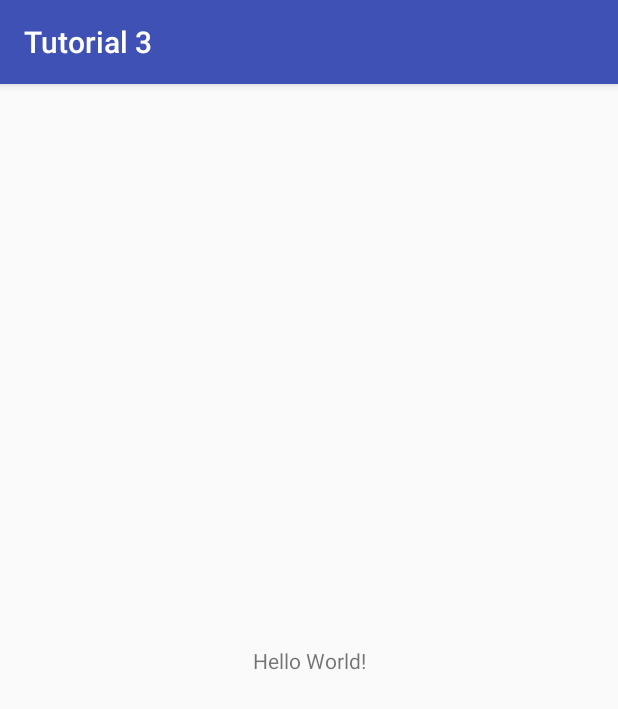
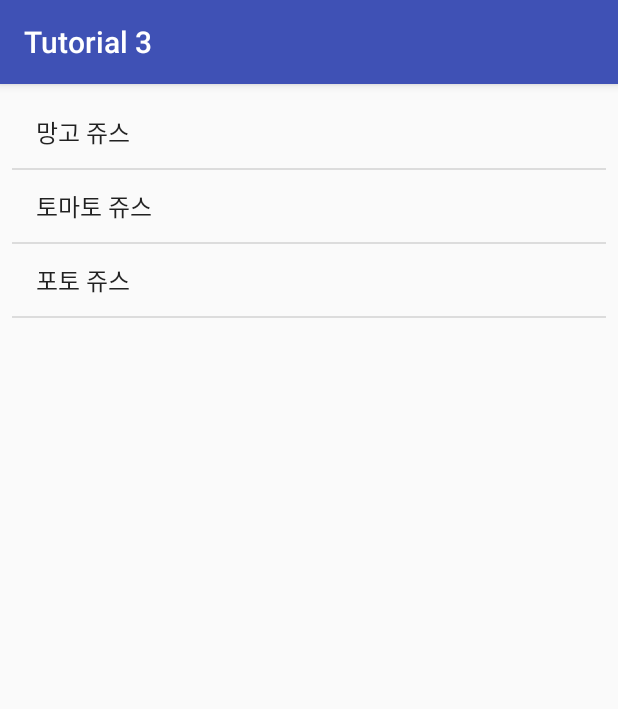
Before and after one commit to bogurs/android_tutorial_3, an Android app: the screen it shows after launch (MainActivity), on a phone screen of 412 x 824 dp. Shown: the top 709 px of the screen. Run offline under Robolectric (Android 15) with nearby library versions, the phone set to English and light mode, and no system bars.

Commit message:
activity_main.xml 메인 뷰 수정 MainActivity.java 메인 로직 수정

```diff
--- a/app/src/main/java/tutorial/navy/com/tutorial3/MainActivity.java
+++ b/app/src/main/java/tutorial/navy/com/tutorial3/MainActivity.java
@@ -2,6 +2,8 @@ package tutorial.navy.com.tutorial3;
 
 import android.support.v7.app.AppCompatActivity;
 import android.os.Bundle;
+import android.view.View;
+import android.widget.*;
 
 public class MainActivity extends AppCompatActivity {
 
@@ -9,5 +11,18 @@ public class MainActivity extends AppCompatActivity {
     protected void onCreate(Bundle savedInstanceState) {
         super.onCreate(savedInstanceState);
         setContentView(R.layout.activity_main);
+
+        String[] items = {"망고 쥬스", "토마토 쥬스", "포토 쥬스"};
+        ListAdapter adapter = new ArrayAdapter<>(this, android.R.layout.simple_list_item_1, items);
+        ListView listView = findViewById(R.id.listView);
+        listView.setAdapter(adapter);
+
+        listView.setOnItemClickListener(new AdapterView.OnItemClickListener() {
+            @Override
+            public void onItemClick(AdapterView<?> parent, View view, int position, long id) {
+                String item = String.valueOf(parent.getItemAtPosition(position));
+                Toast.makeText(MainActivity.this, item, Toast.LENGTH_SHORT).show();
+            }
+        });
     }
 }
--- a/app/src/main/res/layout/activity_main.xml
+++ b/app/src/main/res/layout/activity_main.xml
@@ -7,13 +7,12 @@
         android:layout_height="match_parent"
         tools:context=".MainActivity">
 
-    <TextView
-            android:layout_width="wrap_content"
-            android:layout_height="wrap_content"
-            android:text="Hello World!"
+    <ListView
+            android:layout_width="0dp"
+            android:layout_height="0dp"
+            android:id="@+id/listView"
+            android:layout_marginTop="8dp" android:layout_marginBottom="8dp" app:layout_constraintEnd_toEndOf="parent"
+            app:layout_constraintTop_toTopOf="parent" app:layout_constraintStart_toStartOf="parent"
             app:layout_constraintBottom_toBottomOf="parent"
-            app:layout_constraintLeft_toLeftOf="parent"
-            app:layout_constraintRight_toRightOf="parent"
-            app:layout_constraintTop_toTopOf="parent"/>
-
+            android:layout_marginStart="8dp" android:layout_marginEnd="8dp"/>
 </android.support.constraint.ConstraintLayout>
```
